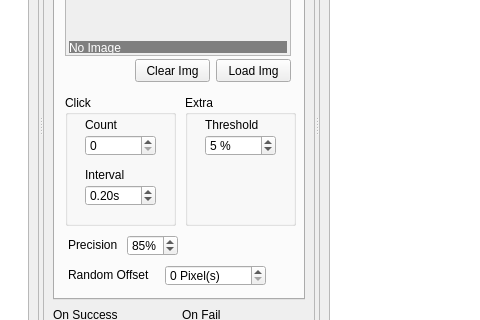
First picture: the form in qtUI/pymacro.ui, repository jupiterbjy/python-macro-practice, before the edit; both pictures show x 140 to 620 and y 169 to 489 of the 740 by 587 pixel window.
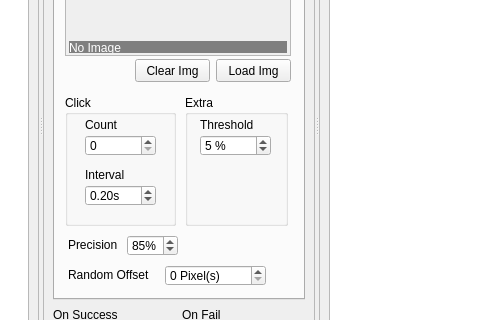
Second picture: the form after the edit. The open tabs and pages were chosen to show the change.

```diff
--- a/qtUI/pymacro.ui
+++ b/qtUI/pymacro.ui
@@ -851,7 +851,7 @@
              <rect>
               <x>130</x>
               <y>200</y>
-              <width>111</width>
+              <width>103</width>
               <height>131</height>
              </rect>
             </property>
@@ -867,7 +867,7 @@
             <widget class="QLabel" name="label_17">
              <property name="geometry">
               <rect>
-               <x>20</x>
+               <x>15</x>
                <y>20</y>
                <width>81</width>
                <height>20</height>
@@ -880,7 +880,7 @@
             <widget class="QSpinBox" name="countThreshold">
              <property name="geometry">
               <rect>
-               <x>20</x>
+               <x>15</x>
                <y>40</y>
                <width>71</width>
                <height>21</height>
```
Left out of the diff: 2 changed lines with no effect on the pictures.
